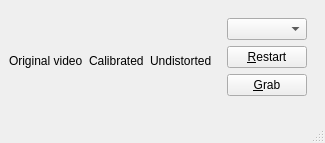
jww340/mav, file src/camera_calib.ui: the form before one commit.
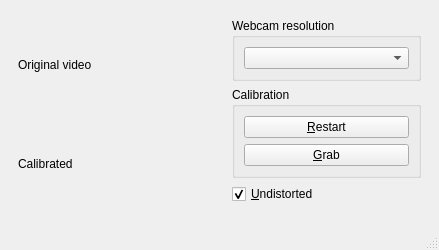
The form after the commit.

Commit message: Add: Complete the first pass implementation of camera calibration.

What changed in the file:
```diff
--- a/src/camera_calib.ui
+++ b/src/camera_calib.ui
@@ -6,8 +6,8 @@
    <rect>
     <x>0</x>
     <y>0</y>
-    <width>295</width>
-    <height>143</height>
+    <width>439</width>
+    <height>250</height>
    </rect>
   </property>
   <property name="windowTitle">
@@ -16,6 +16,9 @@
   <widget class="QWidget" name="centralwidget">
    <layout class="QHBoxLayout" name="horizontalLayout">
     <item>
+     <widget class="QWidget" name="wVideo" native="true">
+      <layout class="QVBoxLayout" name="verticalLayout_4">
+       <item>
      <widget class="QLabel" name="lOrig">
       <property name="text">
        <string>Original video</string>
@@ -29,19 +32,30 @@
       </property>
      </widget>
     </item>
-    <item>
-     <widget class="QLabel" name="lUndistort">
-      <property name="text">
-       <string>Undistorted</string>
-      </property>
+      </layout>
      </widget>
     </item>
     <item>
      <widget class="QWidget" name="widget" native="true">
       <layout class="QVBoxLayout" name="verticalLayout">
        <item>
+        <widget class="QGroupBox" name="gbResolution">
+         <property name="title">
+          <string>Webcam resolution</string>
+         </property>
+         <layout class="QVBoxLayout" name="verticalLayout_2">
+          <item>
         <widget class="QComboBox" name="cbWebcamResolution"/>
        </item>
+         </layout>
+        </widget>
+       </item>
+       <item>
+        <widget class="QGroupBox" name="cbCalibration">
+         <property name="title">
+          <string>Calibration</string>
+         </property>
+         <layout class="QVBoxLayout" name="verticalLayout_3">
        <item>
         <widget class="QPushButton" name="pbRestartCalib">
          <property name="text">
@@ -56,6 +70,19 @@
          </property>
         </widget>
        </item>
+         </layout>
+        </widget>
+       </item>
+       <item>
+        <widget class="QCheckBox" name="cbUndistorted">
+         <property name="text">
+          <string>&amp;Undistorted</string>
+         </property>
+         <property name="checked">
+          <bool>true</bool>
+         </property>
+        </widget>
+       </item>
        <item>
         <spacer name="verticalSpacer">
          <property name="orientation">
```
Left out of the diff: 4 changed lines with no effect on the pictures. Lines whose indentation alone changed are shown as unchanged. The commit also changes 3 other files.
